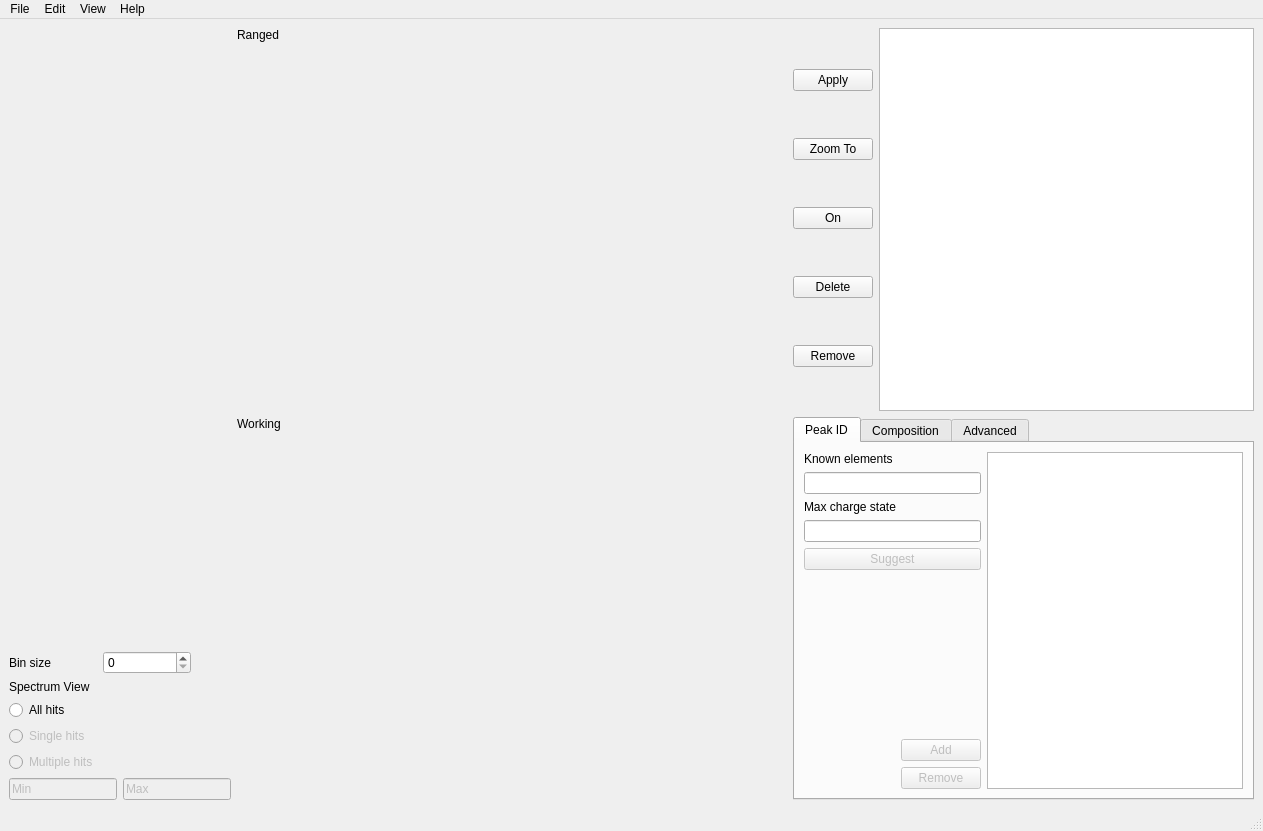
The window that mainwindow.ui (tanosaur/massreproduction) describes before a commit, drawn with Qt 5.
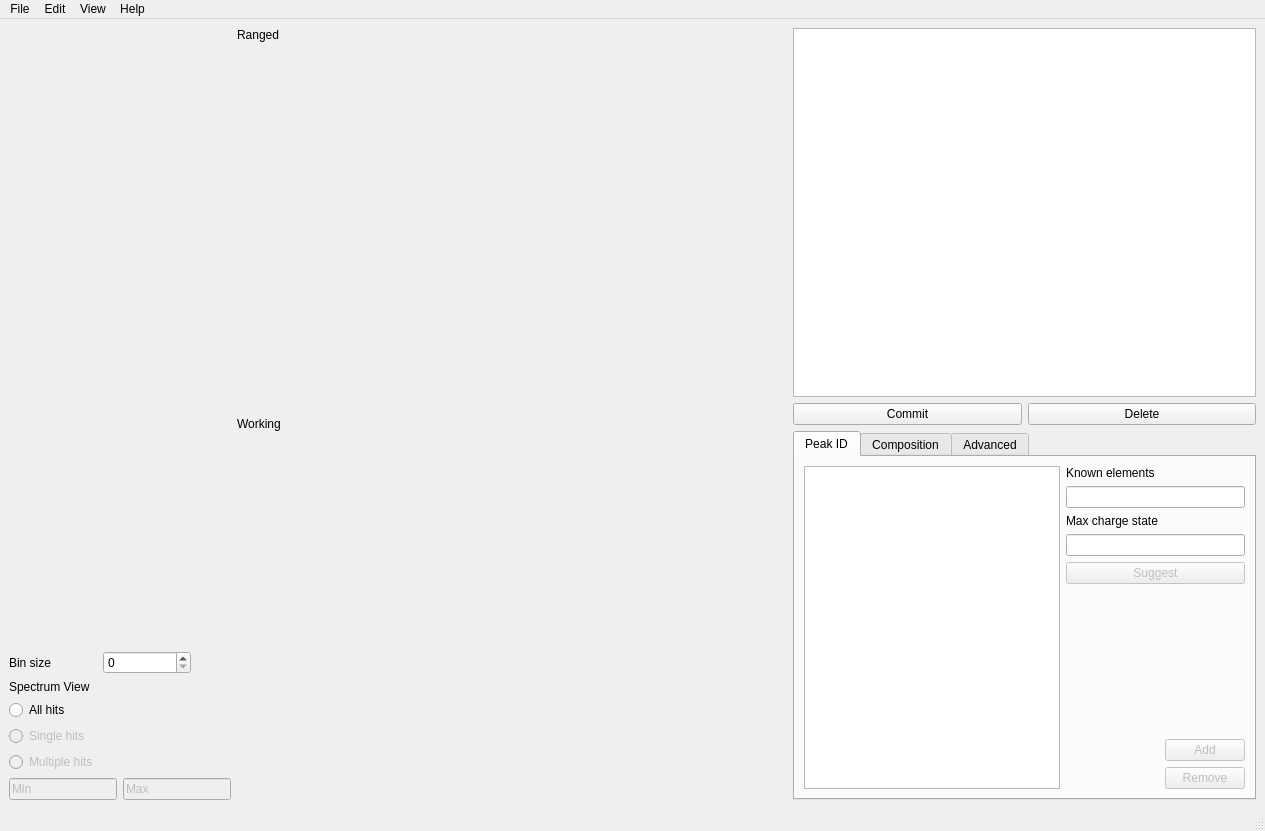
The same window after the commit. Icons and pictures are not drawn.

```diff
--- a/mainwindow.ui
+++ b/mainwindow.ui
@@ -6,7 +6,7 @@
    <rect>
     <x>0</x>
     <y>0</y>
-    <width>1263</width>
+    <width>1265</width>
     <height>831</height>
    </rect>
   </property>
@@ -14,7 +14,7 @@
    <string>MainWindow</string>
   </property>
   <widget class="QWidget" name="centralwidget">
-   <layout class="QHBoxLayout" name="horizontalLayout_4">
+   <layout class="QHBoxLayout" name="horizontalLayout">
     <item>
      <layout class="QVBoxLayout" name="verticalLayout_4">
       <item>
@@ -248,64 +248,66 @@
      </layout>
     </item>
     <item>
-     <layout class="QVBoxLayout" name="rightpanelLayout">
+     <layout class="QVBoxLayout" name="verticalLayout">
       <item>
-       <layout class="QHBoxLayout" name="horizontalLayout">
+       <widget class="QTableView" name="rangedTable">
+        <property name="sizePolicy">
+         <sizepolicy hsizetype="MinimumExpanding" vsizetype="MinimumExpanding">
+          <horstretch>0</horstretch>
+          <verstretch>0</verstretch>
+         </sizepolicy>
+        </property>
+        <property name="minimumSize">
+         <size>
+          <width>200</width>
+          <height>335</height>
+         </size>
+        </property>
+        <property name="frameShadow">
+         <enum>QFrame::Sunken</enum>
+        </property>
+        <property name="dragDropMode">
+         <enum>QAbstractItemView::DropOnly</enum>
+        </property>
+        <property name="selectionBehavior">
+         <enum>QAbstractItemView::SelectRows</enum>
+        </property>
+        <property name="gridStyle">
+         <enum>Qt::SolidLine</enum>
+        </property>
+        <property name="sortingEnabled">
+         <bool>true</bool>
+        </property>
+        <attribute name="horizontalHeaderDefaultSectionSize">
+         <number>65</number>
+        </attribute>
+        <attribute name="horizontalHeaderMinimumSectionSize">
+         <number>20</number>
+        </attribute>
+        <attribute name="horizontalHeaderStretchLastSection">
+         <bool>true</bool>
+        </attribute>
+        <attribute name="verticalHeaderStretchLastSection">
+         <bool>false</bool>
+        </attribute>
+       </widget>
+      </item>
+      <item>
+       <layout class="QHBoxLayout" name="horizontalLayout_6">
         <item>
-         <layout class="QVBoxLayout" name="verticalLayout">
-          <item>
-           <widget class="QPushButton" name="applyButton">
-            <property name="text">
-             <string>Apply</string>
-            </property>
-            <property name="shortcut">
-             <string>Ctrl+A</string>
-            </property>
-           </widget>
-          </item>
-          <item>
-           <widget class="QPushButton" name="zoomtoButton">
-            <property name="text">
-             <string>Zoom To</string>
-            </property>
-           </widget>
-          </item>
-          <item>
-           <widget class="QPushButton" name="onButton">
-            <property name="text">
-             <string>On</string>
-            </property>
-           </widget>
-          </item>
-          <item>
-           <widget class="QPushButton" name="deleteButton">
-            <property name="text">
-             <string>Delete</string>
-            </property>
-           </widget>
-          </item>
-          <item>
-           <widget class="QPushButton" name="removeButton">
-            <property name="text">
-             <string>Remove</string>
-            </property>
-           </widget>
-          </item>
-         </layout>
+         <widget class="QPushButton" name="commitButton">
+          <property name="text">
+           <string>Commit</string>
+          </property>
+         </widget>
         </item>
         <item>
-         <widget class="QTableView" name="rangedTable">
-          <property name="sizePolicy">
-           <sizepolicy hsizetype="MinimumExpanding" vsizetype="MinimumExpanding">
-            <horstretch>0</horstretch>
-            <verstretch>0</verstretch>
-           </sizepolicy>
+         <widget class="QPushButton" name="deleteButton">
+          <property name="text">
+           <string>Delete</string>
           </property>
-          <property name="minimumSize">
-           <size>
-            <width>0</width>
-            <height>200</height>
-           </size>
+          <property name="shortcut">
+           <string>Ctrl+A</string>
           </property>
          </widget>
         </item>
@@ -327,9 +329,40 @@
           <string>Peak ID</string>
          </attribute>
          <layout class="QHBoxLayout" name="horizontalLayout_7">
+          <item>
+           <widget class="QTreeView" name="ionlistTree">
+            <property name="sizePolicy">
+             <sizepolicy hsizetype="MinimumExpanding" vsizetype="Expanding">
+              <horstretch>0</horstretch>
+              <verstretch>0</verstretch>
+             </sizepolicy>
+            </property>
+            <property name="minimumSize">
+             <size>
+              <width>50</width>
+              <height>100</height>
+             </size>
+            </property>
+            <property name="dragEnabled">
+             <bool>true</bool>
+            </property>
+            <property name="dragDropMode">
+             <enum>QAbstractItemView::DragOnly</enum>
+            </property>
+            <property name="selectionMode">
+             <enum>QAbstractItemView::ExtendedSelection</enum>
+            </property>
+            <property name="selectionBehavior">
+             <enum>QAbstractItemView::SelectRows</enum>
+            </property>
+            <property name="sortingEnabled">
+             <bool>true</bool>
+            </property>
+           </widget>
+          </item>
           <item>
            <layout class="QGridLayout" name="gridLayout">
-            <item row="0" column="0">
+            <item row="0" column="1">
              <layout class="QVBoxLayout" name="verticalLayout_5">
               <item>
                <layout class="QVBoxLayout" name="verticalLayout_9">
@@ -393,23 +426,7 @@
               </item>
              </layout>
             </item>
-            <item row="0" column="1" rowspan="2">
-             <widget class="QTreeView" name="ionlistTree">
-              <property name="sizePolicy">
-               <sizepolicy hsizetype="MinimumExpanding" vsizetype="Preferred">
-                <horstretch>0</horstretch>
-                <verstretch>0</verstretch>
-               </sizepolicy>
-              </property>
-              <property name="minimumSize">
-               <size>
-                <width>0</width>
-                <height>100</height>
-               </size>
-              </property>
-             </widget>
-            </item>
-            <item row="1" column="0">
+            <item row="1" column="1">
              <layout class="QVBoxLayout" name="verticalLayout_8">
               <item>
                <layout class="QHBoxLayout" name="horizontalLayout_3">
@@ -436,6 +453,9 @@
                     <property name="text">
                      <string>Add</string>
                     </property>
+                    <property name="default">
+                     <bool>true</bool>
+                    </property>
                    </widget>
                   </item>
                   <item>
@@ -479,7 +499,7 @@
     <rect>
      <x>0</x>
      <y>0</y>
-     <width>1263</width>
+     <width>1265</width>
      <height>22</height>
     </rect>
    </property>
```
